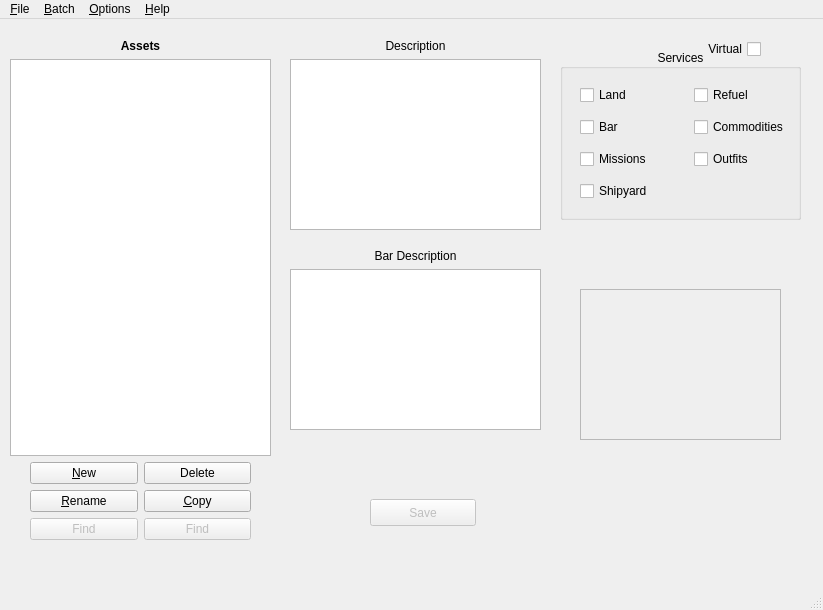
The window that src/asset.ui (Cypher3c/pyTHANE) describes before a commit, drawn with Qt 5.
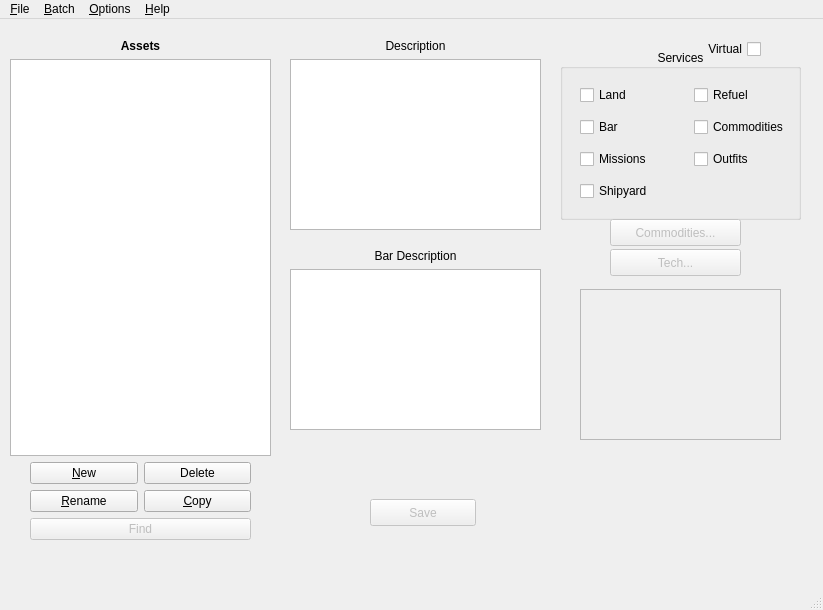
The same window after the commit.

Commit message: Added setup script for py2exe.

The edit to the form file:
```diff
--- a/src/asset.ui
+++ b/src/asset.ui
@@ -143,16 +143,6 @@
          </property>
         </widget>
        </item>
-       <item>
-        <widget class="QPushButton" name="findButton">
-         <property name="enabled">
-          <bool>false</bool>
-         </property>
-         <property name="text">
-          <string>Find</string>
-         </property>
-        </widget>
-       </item>
       </layout>
      </item>
     </layout>
@@ -341,6 +331,38 @@
      <enum>QFrame::Raised</enum>
     </property>
    </widget>
+   <widget class="QPushButton" name="pushButton">
+    <property name="enabled">
+     <bool>false</bool>
+    </property>
+    <property name="geometry">
+     <rect>
+      <x>610</x>
+      <y>200</y>
+      <width>131</width>
+      <height>27</height>
+     </rect>
+    </property>
+    <property name="text">
+     <string>Commodities...</string>
+    </property>
+   </widget>
+   <widget class="QPushButton" name="pushButton_2">
+    <property name="enabled">
+     <bool>false</bool>
+    </property>
+    <property name="geometry">
+     <rect>
+      <x>610</x>
+      <y>230</y>
+      <width>131</width>
+      <height>27</height>
+     </rect>
+    </property>
+    <property name="text">
+     <string>Tech...</string>
+    </property>
+   </widget>
   </widget>
   <widget class="QMenuBar" name="menubar">
    <property name="geometry">
```
The commit also changes 2 other files.
